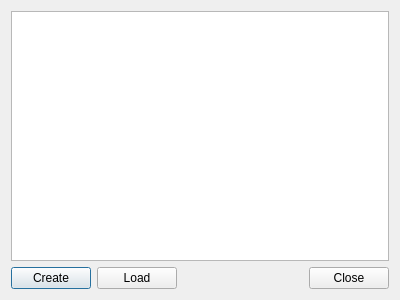
The window that src/GNS3/Ui/Form_Snapshots.ui (GNS3/gns3-legacy) describes before a commit, drawn with Qt 5.
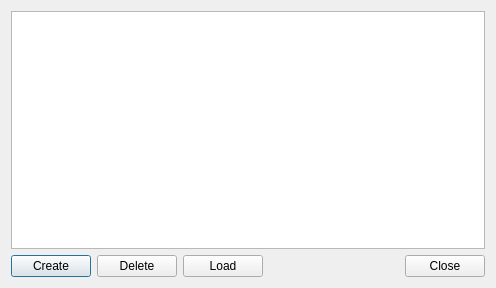
The same window after the commit.

The edit to the form file:
```diff
--- a/src/GNS3/Ui/Form_Snapshots.ui
+++ b/src/GNS3/Ui/Form_Snapshots.ui
@@ -6,15 +6,15 @@
    <rect>
     <x>0</x>
     <y>0</y>
-    <width>400</width>
-    <height>300</height>
+    <width>496</width>
+    <height>288</height>
    </rect>
   </property>
   <property name="windowTitle">
    <string>Snapshots</string>
   </property>
   <layout class="QGridLayout" name="gridLayout">
-   <item row="0" column="0" colspan="3">
+   <item row="0" column="0" colspan="4">
     <widget class="QListWidget" name="SnapshotList"/>
    </item>
    <item row="1" column="0">
@@ -24,14 +24,14 @@
      </property>
     </widget>
    </item>
-   <item row="1" column="1">
+   <item row="1" column="2">
     <widget class="QPushButton" name="pushButtonLoad">
      <property name="text">
       <string>Load</string>
      </property>
     </widget>
    </item>
-   <item row="1" column="2">
+   <item row="1" column="3">
     <widget class="QDialogButtonBox" name="buttonBox">
      <property name="orientation">
       <enum>Qt::Horizontal</enum>
@@ -41,6 +41,13 @@
      </property>
     </widget>
    </item>
+   <item row="1" column="1">
+    <widget class="QPushButton" name="pushButtonDelete">
+     <property name="text">
+      <string>Delete</string>
+     </property>
+    </widget>
+   </item>
   </layout>
  </widget>
  <resources/>
```
